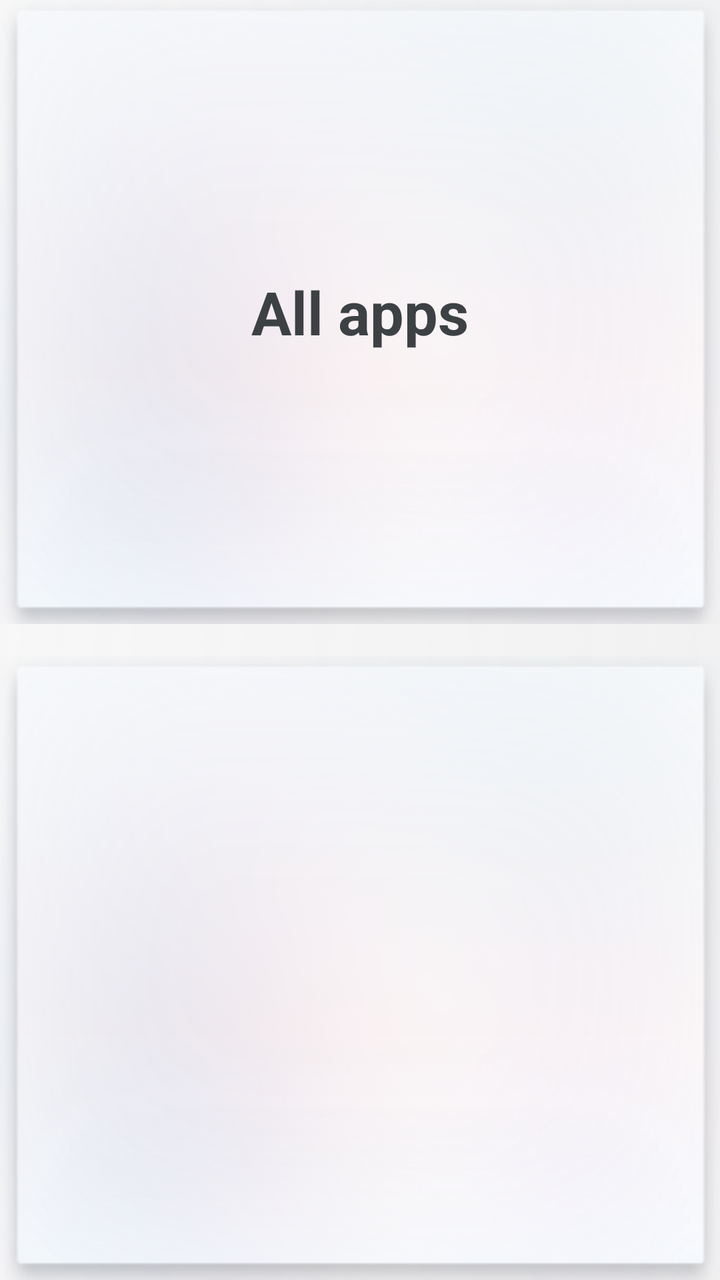
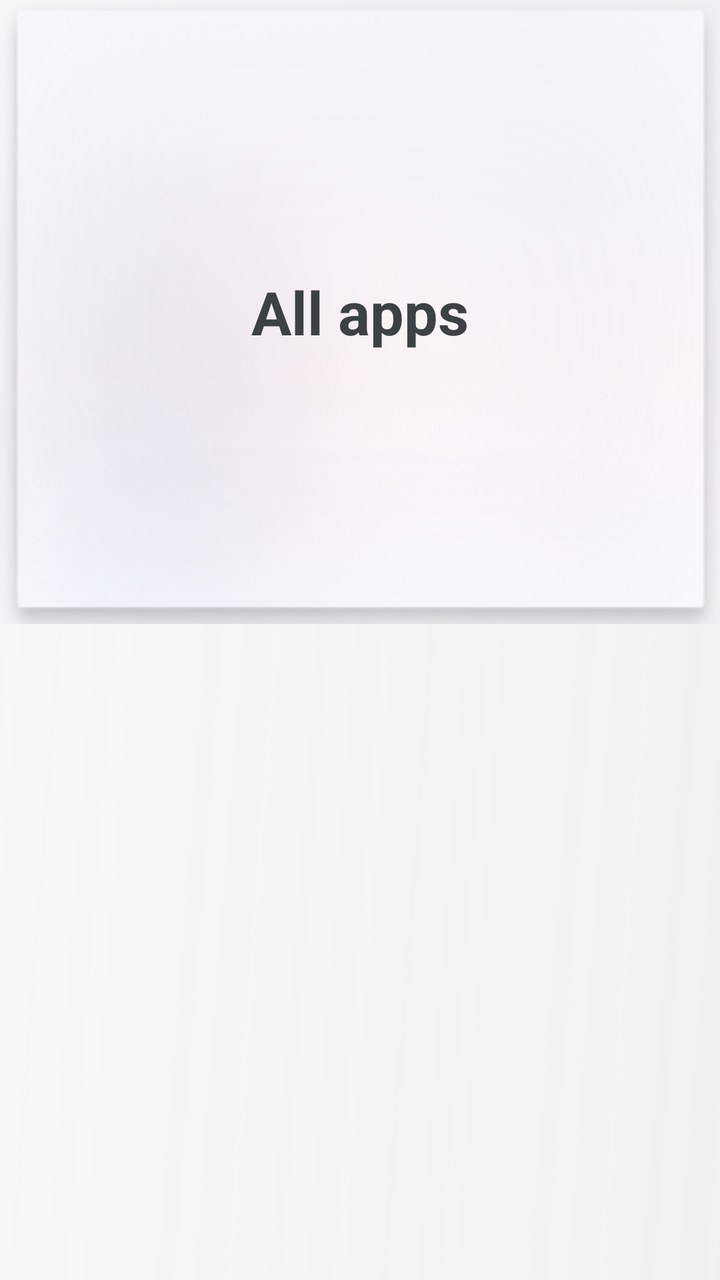

Compare the two renders of this Android layout. The source of the first and the diff that turns it into the second are given below.
<!-- AndroidManifest.xml: application theme Theme.MG4SimpleLauncher -->
<!-- res/layout/part_home_fourth_column.xml -->
<?xml version="1.0" encoding="utf-8"?>
<LinearLayout xmlns:android="http://schemas.android.com/apk/res/android"
    android:layout_width="0dp"
    android:layout_height="match_parent"
    android:orientation="vertical">

    <LinearLayout
        android:id="@+id/card_all_apps"
        android:layout_width="match_parent"
        android:layout_height="0dp"
        android:layout_weight="1"
        android:layout_marginBottom="@dimen/card_gap"
        android:background="@drawable/smallcard_selector"
        android:clickable="true"
        android:focusable="true"
        android:gravity="center"
        android:orientation="vertical">

        <TextView
            android:layout_width="wrap_content"
            android:layout_height="wrap_content"
            android:text="@string/all_apps"
            android:textColor="@color/text_primary"
            android:textSize="@dimen/small_card_label_size"
            android:textStyle="bold" />
    </LinearLayout>

    
    <LinearLayout
        android:layout_width="match_parent"
        android:layout_height="0dp"
        android:layout_weight="1"
        android:background="@drawable/smallcard_selector"
        android:gravity="center"
        android:orientation="horizontal">

        <ImageView
            android:id="@+id/icon_files"
            android:layout_width="0dp"
            android:layout_height="match_parent"
            android:layout_weight="1"
            android:background="@drawable/icon_press_selector"
            android:clickable="true"
            android:focusable="true"
            android:contentDescription="@string/cd_files"
            android:padding="@dimen/fixed_app_padding"
            android:scaleType="fitCenter" />

        <ImageView
            android:id="@+id/icon_settings"
            android:layout_width="0dp"
            android:layout_height="match_parent"
            android:layout_weight="1"
            android:background="@drawable/icon_press_selector"
            android:clickable="true"
            android:focusable="true"
            android:contentDescription="@string/cd_settings"
            android:padding="@dimen/fixed_app_padding"
            android:scaleType="fitCenter" />
    </LinearLayout>
</LinearLayout>
<!-- resources referenced by this layout -->
<resources>
  <color name="text_primary">#3c4143</color>
  <dimen name="card_gap">16dp</dimen>
  <dimen name="fixed_app_padding">24dp</dimen>
  <dimen name="small_card_label_size">30sp</dimen>
  <!-- drawable icon_press_selector (drawable) -->
  <?xml version="1.0" encoding="utf-8"?>
  <selector xmlns:android="http://schemas.android.com/apk/res/android">
      <item android:state_pressed="true">
          <shape android:shape="rectangle">
              <corners android:radius="@dimen/native_button_radius" />
              <solid android:color="@color/button_surface_pressed" />
          </shape>
      </item>
      <item android:drawable="@android:color/transparent" />
  </selector>
  <!-- drawable smallcard_selector (drawable) -->
  <?xml version="1.0" encoding="utf-8"?>
  <selector xmlns:android="http://schemas.android.com/apk/res/android">
      <item android:state_pressed="true" android:drawable="@drawable/bg_clicked" />
      <item android:drawable="@drawable/bg_normal" />
  </selector>
  <string name="all_apps">All apps</string>
  <string name="cd_files">Files</string>
  <string name="cd_settings">Settings</string>
  <style name="Theme.MG4SimpleLauncher" parent="Theme.AppCompat.DayNight.NoActionBar">
          <item name="android:windowBackground">@drawable/bg_home</item>
          <item name="android:statusBarColor">@android:color/transparent</item>
          <item name="android:navigationBarColor">@android:color/transparent</item>
          <item name="colorAccent">@color/accent</item>
      </style>
  <dimen name="native_button_radius">10dp</dimen>
  <color name="button_surface_pressed">#3d3c4143</color>
  <!-- drawable bg_clicked: png bitmap (drawable, 39658 bytes) -->
  <!-- drawable bg_normal: png bitmap (drawable, 51707 bytes) -->
  <!-- drawable bg_home: png bitmap (drawable, 80650 bytes) -->
  <color name="accent">#056eff</color>
</resources>

<!-- the commit's change to res/layout/part_home_fourth_column.xml (unified diff, before → after) -->
@@ -30,7 +30,6 @@
         android:layout_width="match_parent"
         android:layout_height="0dp"
         android:layout_weight="1"
-        android:background="@drawable/smallcard_selector"
         android:gravity="center"
         android:orientation="horizontal">
 
